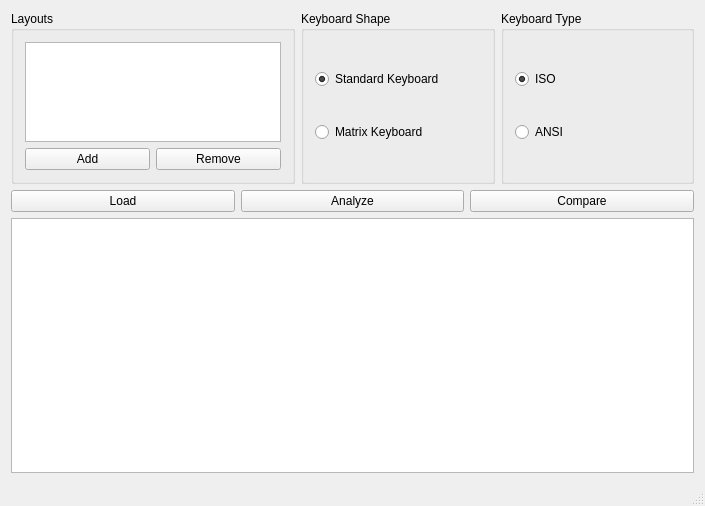
mehdioa/takla, file Source/mainwindow.ui: the form before one commit.
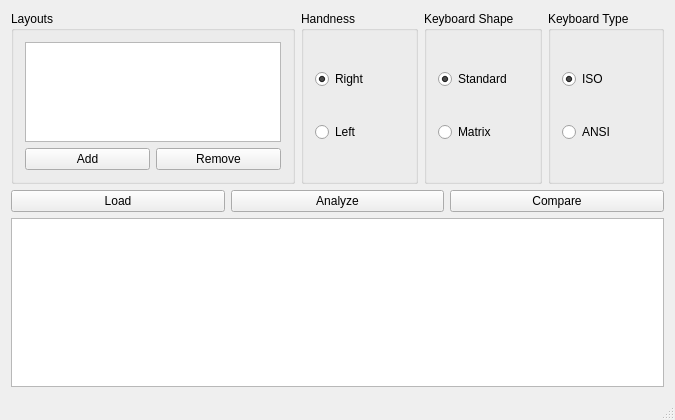
The form after the commit.

```diff
--- a/Source/mainwindow.ui
+++ b/Source/mainwindow.ui
@@ -6,19 +6,19 @@
    <rect>
     <x>0</x>
     <y>0</y>
-    <width>705</width>
-    <height>506</height>
+    <width>675</width>
+    <height>420</height>
    </rect>
   </property>
   <property name="sizePolicy">
-   <sizepolicy hsizetype="Expanding" vsizetype="Expanding">
+   <sizepolicy hsizetype="Preferred" vsizetype="Preferred">
     <horstretch>0</horstretch>
     <verstretch>0</verstretch>
    </sizepolicy>
   </property>
   <property name="minimumSize">
    <size>
-    <width>705</width>
+    <width>675</width>
     <height>420</height>
    </size>
   </property>
@@ -26,8 +26,16 @@
    <string>MainWindow</string>
   </property>
   <widget class="QWidget" name="centralWidget">
+   <property name="sizePolicy">
+    <sizepolicy hsizetype="Preferred" vsizetype="Preferred">
+     <horstretch>0</horstretch>
+     <verstretch>0</verstretch>
+    </sizepolicy>
+   </property>
    <layout class="QVBoxLayout" name="verticalLayout_4">
     <item>
+     <layout class="QVBoxLayout" name="verticalLayout_3">
+      <item>
      <layout class="QHBoxLayout" name="horizontalLayout_3">
       <item>
        <widget class="QGroupBox" name="groupBox">
@@ -52,8 +60,6 @@
         <property name="title">
          <string>Layouts</string>
         </property>
-        <layout class="QVBoxLayout" name="verticalLayout_3">
-         <item>
           <layout class="QVBoxLayout" name="verticalLayout_2">
            <item>
             <widget class="QListWidget" name="layoutsListWidget">
@@ -72,7 +78,7 @@
             </widget>
            </item>
            <item>
-            <layout class="QHBoxLayout" name="horizontalLayout_2">
+            <layout class="QHBoxLayout" name="horizontalLayout">
              <item>
               <widget class="QPushButton" name="addPushButton">
                <property name="text">
@@ -90,6 +96,30 @@
             </layout>
            </item>
           </layout>
+         </widget>
+        </item>
+        <item>
+         <widget class="QGroupBox" name="groupBox_4">
+          <property name="title">
+           <string>Handness</string>
+          </property>
+          <layout class="QVBoxLayout" name="verticalLayout_5">
+           <item>
+            <widget class="QRadioButton" name="rightRadioButton">
+             <property name="text">
+              <string>Right</string>
+             </property>
+             <property name="checked">
+              <bool>true</bool>
+             </property>
+            </widget>
+           </item>
+           <item>
+            <widget class="QRadioButton" name="leftRadioButton">
+             <property name="text">
+              <string>Left</string>
+             </property>
+            </widget>
          </item>
         </layout>
        </widget>
@@ -103,7 +133,7 @@
          <item>
           <widget class="QRadioButton" name="standardRadioButton">
            <property name="text">
-            <string>Standard Keyboard</string>
+              <string>Standard</string>
            </property>
            <property name="checked">
             <bool>true</bool>
@@ -113,7 +143,7 @@
          <item>
           <widget class="QRadioButton" name="MatrixRadioButton">
            <property name="text">
-            <string>Matrix Keyboard</string>
+              <string>Matrix</string>
            </property>
           </widget>
          </item>
@@ -158,7 +188,7 @@
      </layout>
     </item>
     <item>
-     <layout class="QHBoxLayout" name="horizontalLayout">
+       <layout class="QHBoxLayout" name="horizontalLayout_2">
       <item>
        <widget class="QPushButton" name="loadPushButton">
         <property name="text">
@@ -182,6 +212,8 @@
       </item>
      </layout>
     </item>
+     </layout>
+    </item>
     <item>
      <widget class="QTextEdit" name="textEdit">
       <property name="sizePolicy">
```
Left out of the diff: 2 changed lines with no effect on the pictures. Lines whose indentation alone changed are shown as unchanged.
